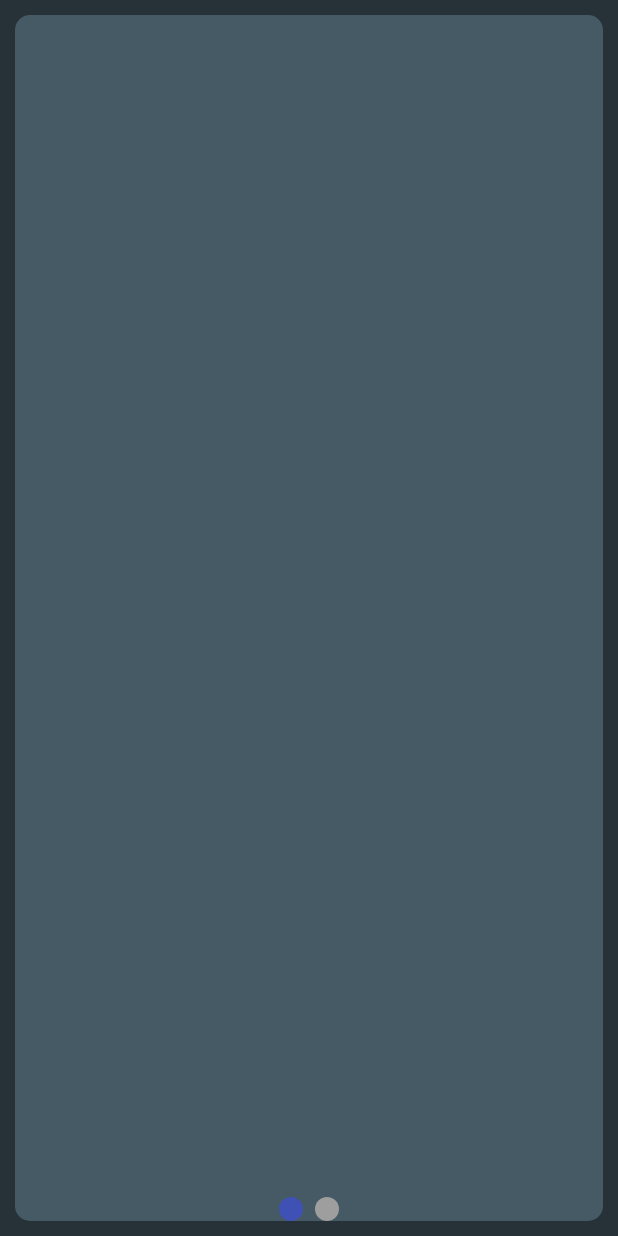
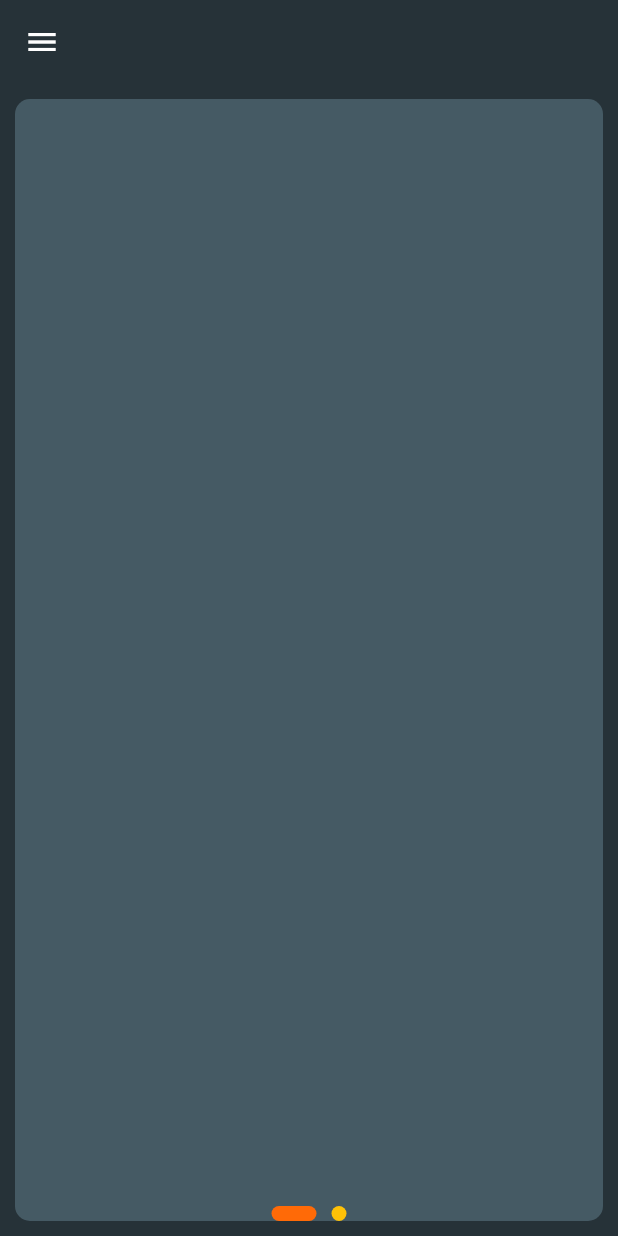
Before and after one commit to samtts14/found_my_car, a Flutter app: the screen it shows after launch, on a phone screen of 412 x 824 dp. Run offline on Flutter 3.47's test engine with Material 2 defaults, Android fonts, the phone set to English and light mode, and no system bars; drawn by our look-alikes of smooth_page_indicator.

Commit message:
Mejora de codigo

```diff
--- a/lib/HomePage/homepage.dart
+++ b/lib/HomePage/homepage.dart
@@ -9,6 +9,17 @@ class HomePage extends StatelessWidget {
   @override
   Widget build(BuildContext context) {
     return Scaffold(
+      appBar: AppBar(
+        /*actions: [
+          IconButton(
+        icon: Image.asset('assets/Images/logoCF'),
+        onPressed: () {},
+      ),
+        ],  */
+        leading: IconButton(onPressed: (){}, icon: Icon(Icons.menu)),
+        elevation: 0,
+        backgroundColor: Colors.blueGrey[900],
+      ),
       backgroundColor: Colors.blueGrey[900],
       body: Stack(
         children: [
@@ -20,19 +31,23 @@ class HomePage extends StatelessWidget {
             ],
           ),
           Column(
-            mainAxisAlignment: MainAxisAlignment.end,
+            mainAxisAlignment: MainAxisAlignment.end,//posicion del dot
             crossAxisAlignment: CrossAxisAlignment.center,
             children: [
               Container(
                 padding: const EdgeInsets.all(10),
                 child: Center(
-                  child: SmoothPageIndicator(
+                  child: SmoothPageIndicator(//---------------------INDICADOR----------------------------
                       controller: _controller,
                       count: 2,
-                      effect: WormEffect(),
-                      onDotClicked: (Index) => _controller.animateToPage(Index,
-                          duration: Duration(milliseconds: 500),
-                          curve: Curves.easeInCubic)),
+                      effect: ExpandingDotsEffect(
+                        activeDotColor: Color.fromARGB(255, 255, 106, 7),
+                        dotColor: Colors.amber,
+                        dotHeight: 10,
+                        dotWidth: 10,
+                        spacing: 10
+                      ),
+                    ),
                 ),
               )
             ],
--- a/lib/VehiculosPages/vehiculo_page2.dart
+++ b/lib/VehiculosPages/vehiculo_page2.dart
@@ -12,6 +12,7 @@ class Page2 extends StatelessWidget {
         child: ClipRRect(
           borderRadius: BorderRadius.circular(10),
           child: Container(
+        //    height: 495,
             color: Colors.red[400],
           ),
         ),
```
Also changed, not shown: pubspec.yaml (+4 -3 lines), assets/Images/logoCF.png (added).
